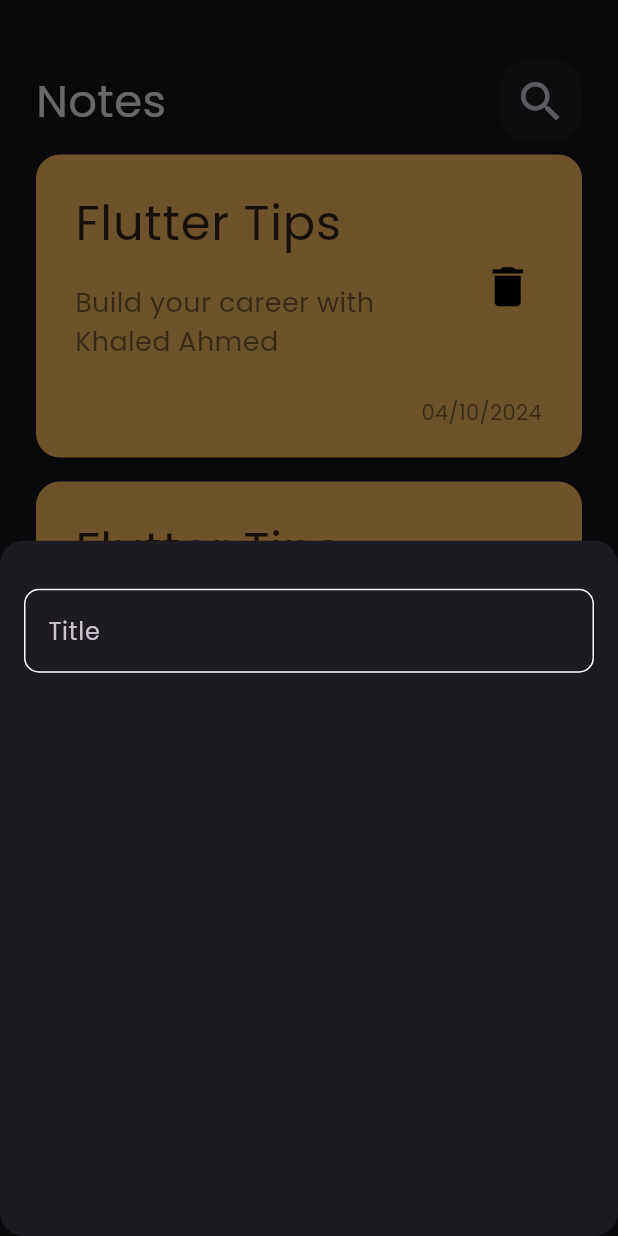
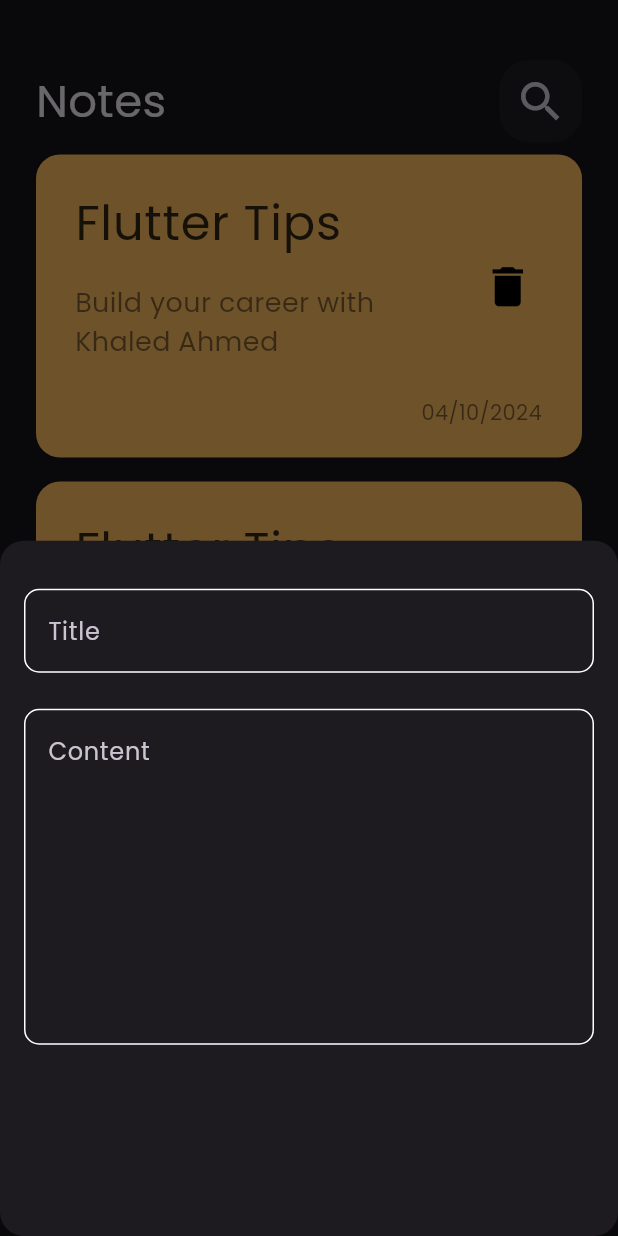
Before and after one commit to khaledahmed88850/Notes_App, a Flutter app: the screen it shows after launch, after a tap on the "add" icon, on a phone screen of 412 x 824 dp. Run offline on Flutter 3.47's test engine with Material 3 defaults, Android fonts, the phone set to English and light mode, and no system bars; missing offline and left inert: dart:ffi.

Commit message:
add fields to note button sheet

```diff
--- a/lib/widgets/add_note_button_sheet.dart
+++ b/lib/widgets/add_note_button_sheet.dart
@@ -1,3 +1,5 @@
+import 'dart:ffi';
+
 import 'package:flutter/material.dart';
 import 'package:notes_app/widgets/custom_text_field.dart';
 
@@ -13,7 +15,9 @@ class AddNoteButtonSheet extends StatelessWidget {
           SizedBox(
             height: 32,
           ),
-          CustomTextField()
+          CustomTextField(hint: 'Title', ),
+          SizedBox(height: 24,),
+          CustomTextField(hint: 'Content' , maxlines: 8,)
         ],
       ),
     );
--- a/lib/widgets/custom_text_field.dart
+++ b/lib/widgets/custom_text_field.dart
@@ -4,15 +4,18 @@ import 'package:notes_app/constants.dart';
 
 class CustomTextField extends StatelessWidget {
   const CustomTextField({
-    super.key,
+    super.key, required this.hint,  this.maxlines =1,
   });
+  final String hint;
+  final int maxlines;
 
   @override
   Widget build(BuildContext context) {
     return TextField(
+      maxLines: maxlines,
       cursorColor: kPrimaryColor,
       decoration: InputDecoration(
-        hintText: 'Title',
+        hintText: hint,
         border: buildBorder(),
         enabledBorder: buildBorder(),
         focusedBorder: buildBorder(kPrimaryColor),
```
